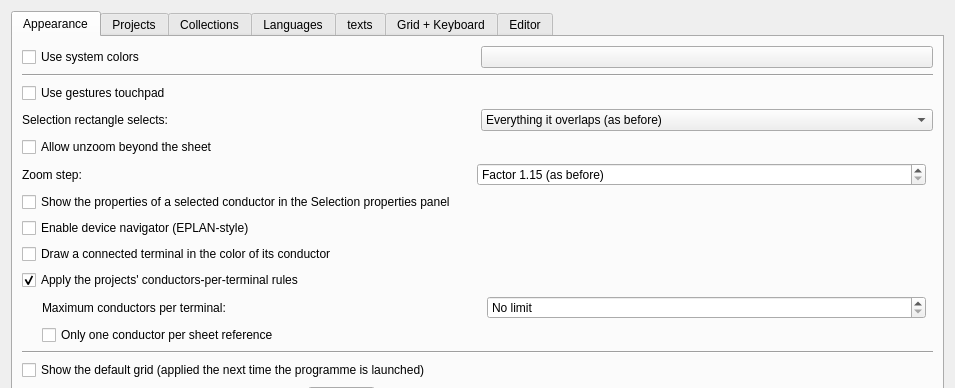
The window that sources/ui/configpage/generalconfigurationpage.ui (qelectrotech/qelectrotech-source-mirror) describes before a commit, drawn with Qt 5; both pictures show x 0 to 955 and y 0 to 388 of the 955 by 869 pixel window.
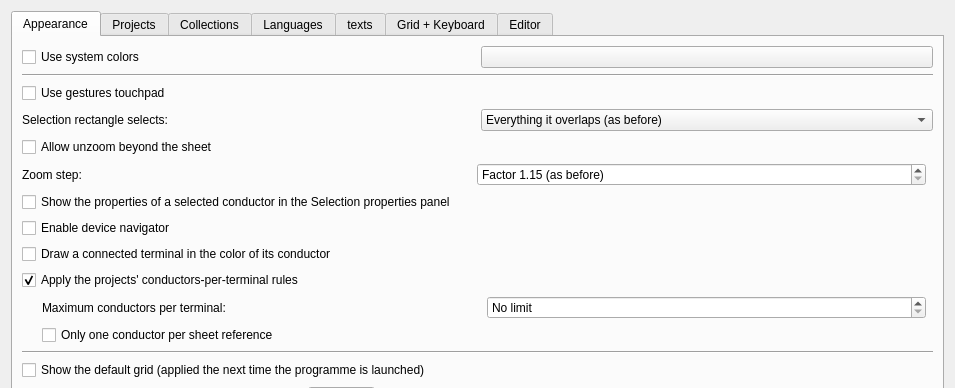
The same window after the commit. Custom widgets are drawn as their Qt base class.

Commit message: feat(ui): rename Betriebsmittel-Navigator to Geräte-Navigator

Patch:
```diff
--- a/sources/ui/configpage/generalconfigurationpage.ui
+++ b/sources/ui/configpage/generalconfigurationpage.ui
@@ -149,7 +149,7 @@
         <item>
          <widget class="QCheckBox" name="m_device_navigator_cb">
           <property name="text">
-           <string>Enable device navigator (EPLAN-style)</string>
+           <string>Enable device navigator</string>
           </property>
           <property name="toolTip">
            <string>Show the hierarchical device navigator panel for components, terminals, and functions by plant structure</string>
```
The commit also changes 1 other file.
